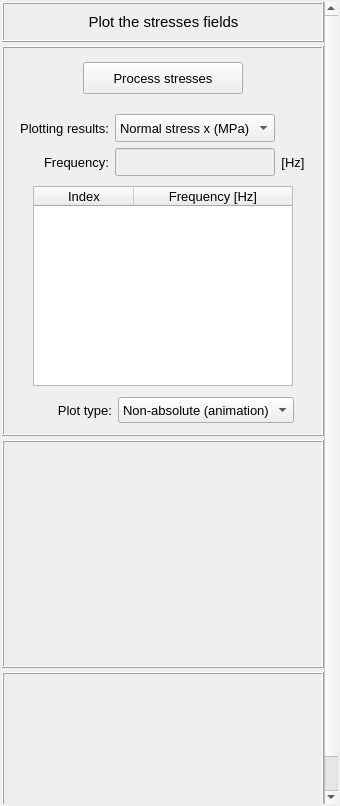
Above: vibra/interface/data/ui_files/plots/structural/structural_stresses_field_inputs.ui from MOPT-UFSC/VIBRA before the change. Below: the same form after it.
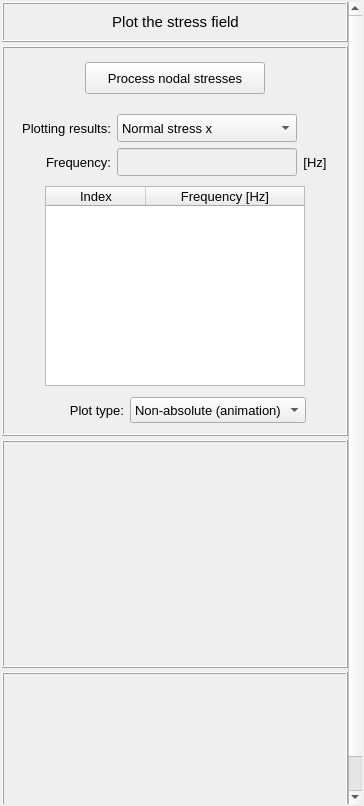
That is the form after the change.

Commit message: Some improvements to the structural stresses UI files

The edit to the form file:
```diff
--- a/vibra/interface/data/ui_files/plots/structural/structural_stresses_field_inputs.ui
+++ b/vibra/interface/data/ui_files/plots/structural/structural_stresses_field_inputs.ui
@@ -6,7 +6,7 @@
    <rect>
     <x>0</x>
     <y>0</y>
-    <width>340</width>
+    <width>364</width>
     <height>806</height>
    </rect>
   </property>
@@ -48,7 +48,7 @@
        <rect>
         <x>0</x>
         <y>0</y>
-        <width>319</width>
+        <width>343</width>
         <height>838</height>
        </rect>
       </property>
@@ -158,7 +158,7 @@
              <enum>QFrame::Shadow::Raised</enum>
             </property>
             <property name="text">
-             <string>Plot the stresses fields</string>
+             <string>Plot the stress field</string>
             </property>
             <property name="textFormat">
              <enum>Qt::TextFormat::AutoText</enum>
@@ -537,7 +537,7 @@
               <widget class="QComboBox" name="comboBox_plotting_results">
                <property name="minimumSize">
                 <size>
-                 <width>160</width>
+                 <width>180</width>
                  <height>28</height>
                 </size>
                </property>
@@ -560,7 +560,7 @@
                </property>
                <item>
                 <property name="text">
-                 <string>Normal stress x (MPa)</string>
+                 <string>Normal stress x</string>
                 </property>
                </item>
                <item>
@@ -760,13 +760,13 @@
               <widget class="QPushButton" name="pushButton_plot_data">
                <property name="minimumSize">
                 <size>
-                 <width>100</width>
+                 <width>160</width>
                  <height>32</height>
                 </size>
                </property>
                <property name="maximumSize">
                 <size>
-                 <width>160</width>
+                 <width>180</width>
                  <height>32</height>
                 </size>
                </property>
@@ -779,7 +779,7 @@
                 <string notr="true"/>
                </property>
                <property name="text">
-                <string>Process stresses</string>
+                <string>Process nodal stresses</string>
                </property>
                <property name="flat">
                 <bool>false</bool>
```
Left out of the diff: 24 changed lines with no effect on the pictures. The commit also changes 2 other files.
